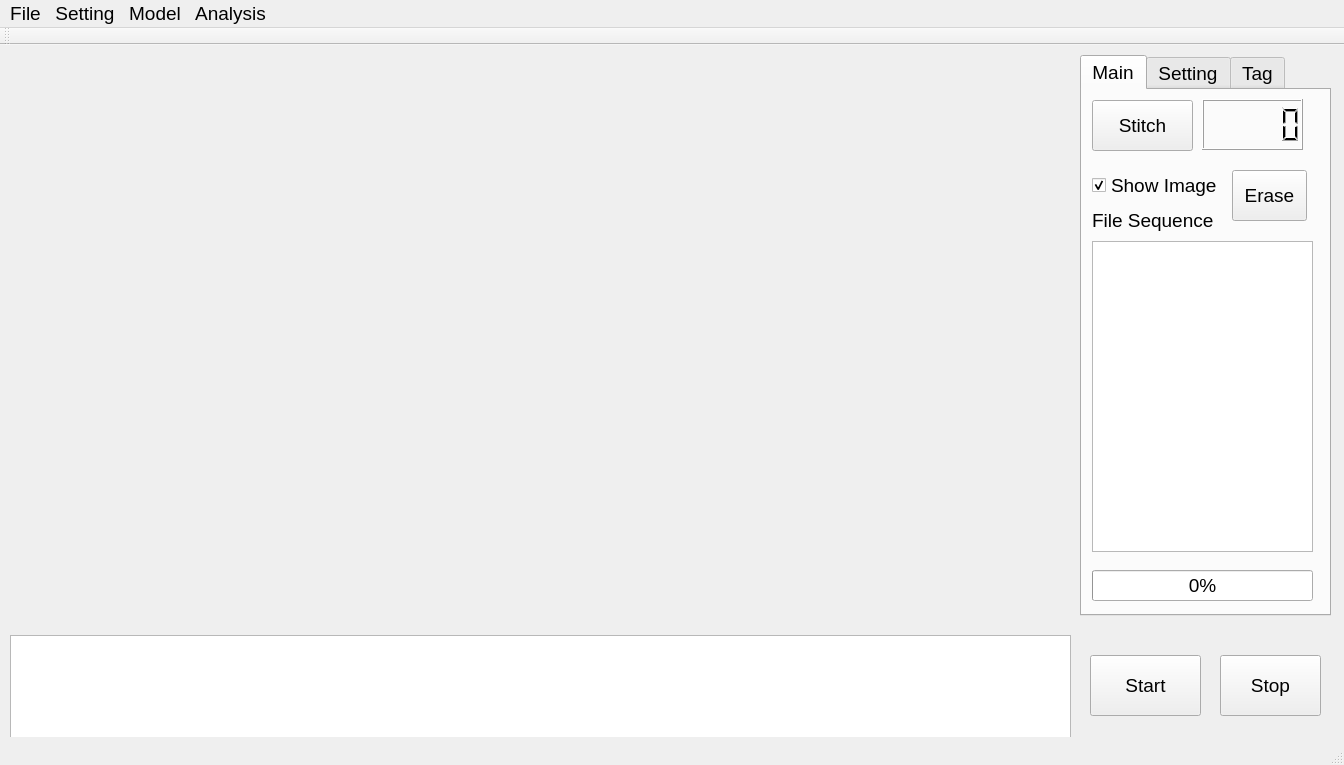
This is mainwindow.ui in jefftsai8049/BeeObservationSystem_Analysis as Qt 5 draws it before an edit. The edited form follows.
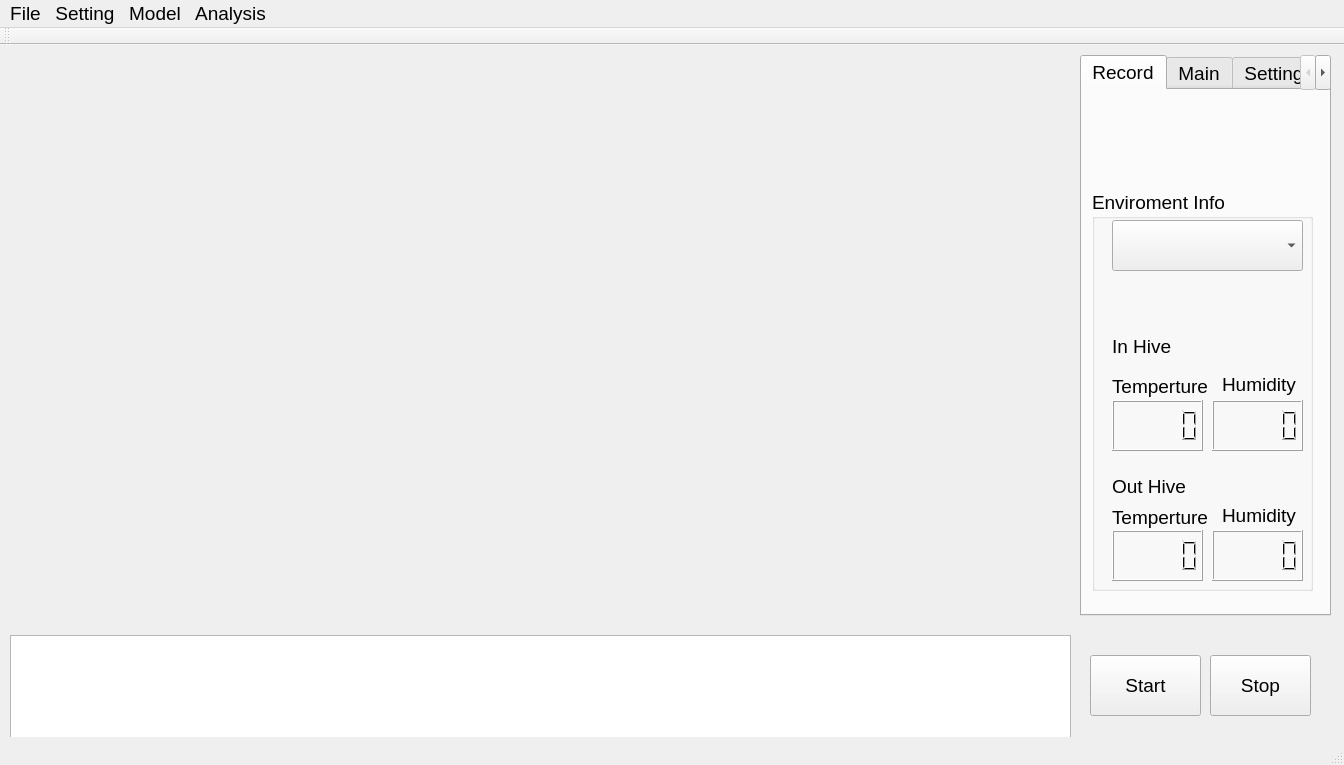
This is the edited form. Custom widgets are drawn as their Qt base class.

Patch:
```diff
--- a/mainwindow.ui
+++ b/mainwindow.ui
@@ -32,6 +32,152 @@
     <property name="currentIndex">
      <number>0</number>
     </property>
+    <widget class="QWidget" name="tab_4">
+     <attribute name="title">
+      <string>Record</string>
+     </attribute>
+     <widget class="QGroupBox" name="groupBox_3">
+      <property name="geometry">
+       <rect>
+        <x>10</x>
+        <y>100</y>
+        <width>221</width>
+        <height>401</height>
+       </rect>
+      </property>
+      <property name="title">
+       <string>Enviroment Info</string>
+      </property>
+      <widget class="QLabel" name="label_9">
+       <property name="geometry">
+        <rect>
+         <x>20</x>
+         <y>140</y>
+         <width>99</width>
+         <height>33</height>
+        </rect>
+       </property>
+       <property name="text">
+        <string>In Hive</string>
+       </property>
+      </widget>
+      <widget class="QLabel" name="label_10">
+       <property name="geometry">
+        <rect>
+         <x>20</x>
+         <y>280</y>
+         <width>99</width>
+         <height>32</height>
+        </rect>
+       </property>
+       <property name="text">
+        <string>Out Hive</string>
+       </property>
+      </widget>
+      <widget class="QLabel" name="label_11">
+       <property name="geometry">
+        <rect>
+         <x>20</x>
+         <y>180</y>
+         <width>101</width>
+         <height>32</height>
+        </rect>
+       </property>
+       <property name="text">
+        <string>Temperture</string>
+       </property>
+      </widget>
+      <widget class="QLCDNumber" name="inhive_t_lcdNumber">
+       <property name="geometry">
+        <rect>
+         <x>20</x>
+         <y>210</y>
+         <width>91</width>
+         <height>51</height>
+        </rect>
+       </property>
+      </widget>
+      <widget class="QLCDNumber" name="outhive_t_lcdNumber">
+       <property name="geometry">
+        <rect>
+         <x>20</x>
+         <y>340</y>
+         <width>91</width>
+         <height>51</height>
+        </rect>
+       </property>
+      </widget>
+      <widget class="QLCDNumber" name="outhive_rh_lcdNumber">
+       <property name="geometry">
+        <rect>
+         <x>120</x>
+         <y>340</y>
+         <width>91</width>
+         <height>51</height>
+        </rect>
+       </property>
+      </widget>
+      <widget class="QLCDNumber" name="inhive_rh_lcdNumber">
+       <property name="geometry">
+        <rect>
+         <x>120</x>
+         <y>210</y>
+         <width>91</width>
+         <height>51</height>
+        </rect>
+       </property>
+      </widget>
+      <widget class="QLabel" name="label_12">
+       <property name="geometry">
+        <rect>
+         <x>130</x>
+         <y>179</y>
+         <width>81</width>
+         <height>31</height>
+        </rect>
+       </property>
+       <property name="text">
+        <string>Humidity</string>
+       </property>
+      </widget>
+      <widget class="QLabel" name="label_13">
+       <property name="geometry">
+        <rect>
+         <x>20</x>
+         <y>311</y>
+         <width>101</width>
+         <height>32</height>
+        </rect>
+       </property>
+       <property name="text">
+        <string>Temperture</string>
+       </property>
+      </widget>
+      <widget class="QLabel" name="label_14">
+       <property name="geometry">
+        <rect>
+         <x>130</x>
+         <y>310</y>
+         <width>81</width>
+         <height>31</height>
+        </rect>
+       </property>
+       <property name="text">
+        <string>Humidity</string>
+       </property>
+      </widget>
+      <widget class="QComboBox" name="port_name_comboBox">
+       <property name="geometry">
+        <rect>
+         <x>20</x>
+         <y>30</y>
+         <width>191</width>
+         <height>51</height>
+        </rect>
+       </property>
+      </widget>
+     </widget>
+    </widget>
     <widget class="QWidget" name="tab">
      <attribute name="title">
       <string>Main</string>
@@ -419,7 +565,7 @@
    <widget class="QPushButton" name="stitchingStop_pushButton">
     <property name="geometry">
      <rect>
-      <x>1220</x>
+      <x>1210</x>
       <y>610</y>
       <width>101</width>
       <height>61</height>
```
